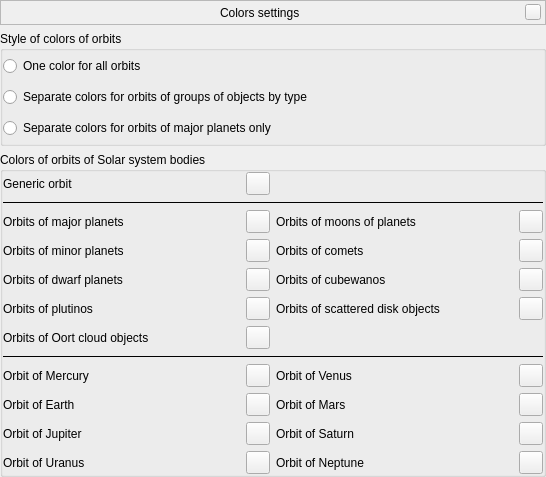
Before: the Qt Designer form src/gui/orbitColorsDialog.ui in 519984307/stellarium_src, drawn with Qt 5.
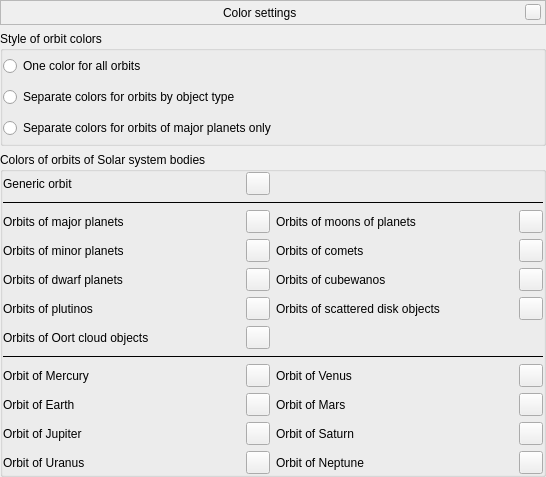
After: the same form once the commit is applied. Custom widgets are drawn as their Qt base class.

What changed in the file:
```diff
--- a/src/gui/orbitColorsDialog.ui
+++ b/src/gui/orbitColorsDialog.ui
@@ -79,7 +79,7 @@
          <font/>
         </property>
         <property name="text">
-         <string>Colors settings</string>
+         <string>Color settings</string>
         </property>
        </widget>
       </item>
@@ -124,7 +124,7 @@
    <item>
     <widget class="QGroupBox" name="ocsGroupBox">
      <property name="title">
-      <string>Style of colors of orbits</string>
+      <string>Style of orbit colors </string>
      </property>
      <layout class="QVBoxLayout" name="verticalLayout_2">
       <property name="leftMargin">
@@ -149,7 +149,7 @@
       <item>
        <widget class="QRadioButton" name="groupsRadioButton">
         <property name="text">
-         <string>Separate colors for orbits of groups of objects by type</string>
+         <string>Separate colors for orbits by object type</string>
         </property>
        </widget>
       </item>
```
Left out of the diff: 38 changed lines with no effect on the pictures.
